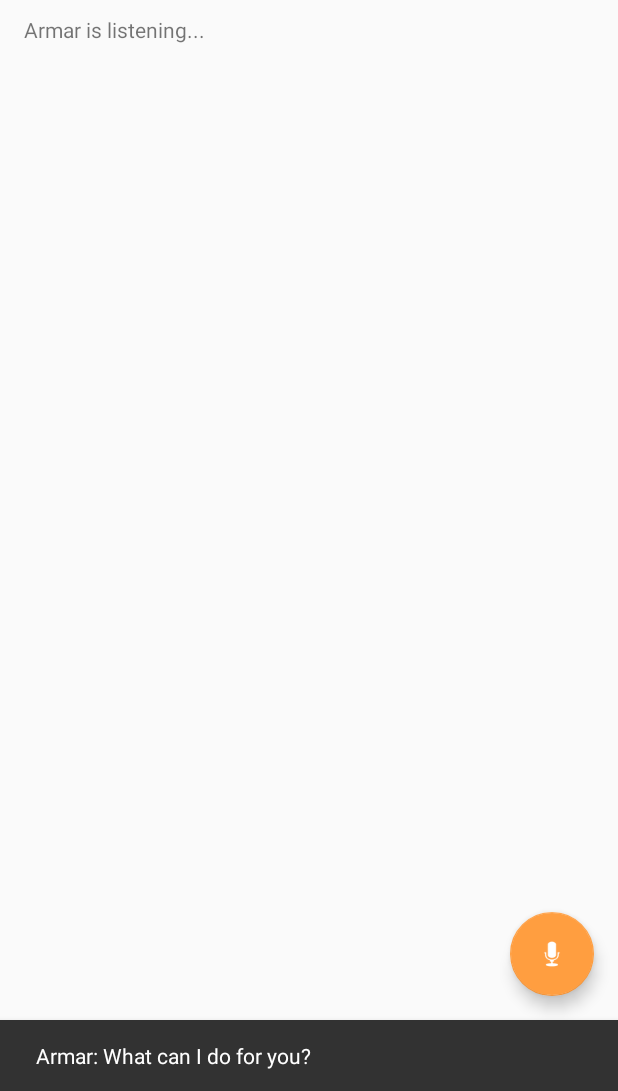
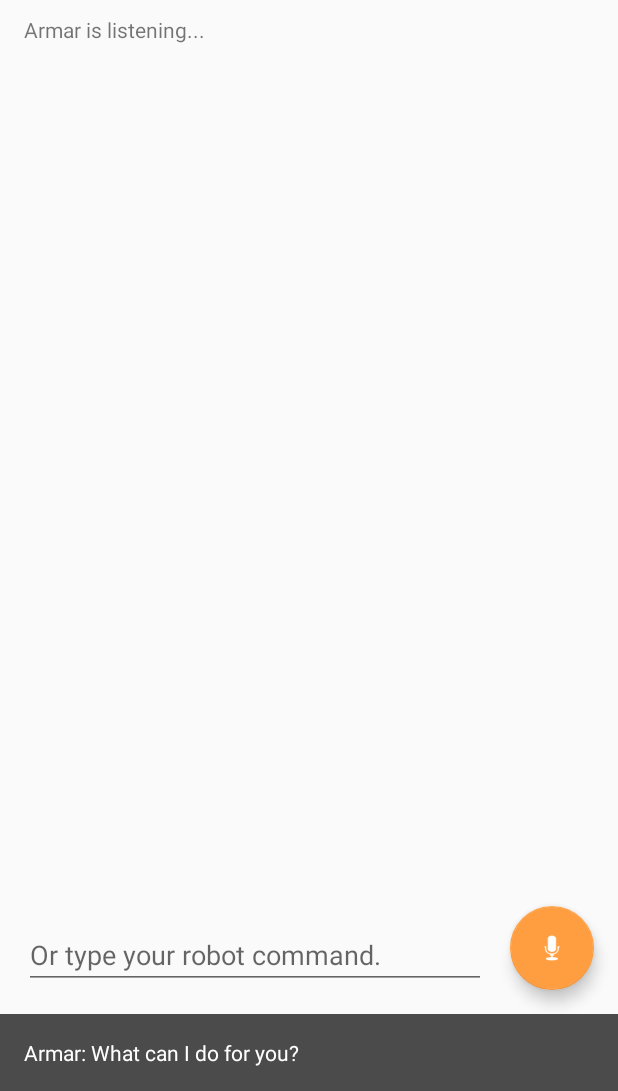
Before and after one commit to kevinhitzler/ArmarXSpeech, an Android app: the screen it shows after launch (MainActivity), after a tap on an icon or button, on a phone screen of 412 x 824 dp, the part 145-1236 px from its top. Run offline under Robolectric (Android 15) with nearby library versions, the phone set to English and light mode, and no system bars.

Commit message:
replaced snackbar by TextView added onPause and onResume

```diff
--- a/app/src/main/java/com/example/kit/armarxspeech/MainActivity.java
+++ b/app/src/main/java/com/example/kit/armarxspeech/MainActivity.java
@@ -3,10 +3,7 @@ package com.example.kit.armarxspeech;
 import android.Manifest;
 import android.content.pm.PackageManager;
 import android.content.res.ColorStateList;
-import android.media.AudioManager;
 import android.media.MediaPlayer;
-import android.media.Ringtone;
-import android.nfc.Tag;
 import android.os.AsyncTask;
 import android.os.Bundle;
 import android.support.design.widget.FloatingActionButton;
@@ -26,6 +23,8 @@ import android.view.MenuItem;
 import android.widget.RelativeLayout;
 import android.widget.TextView;
 import android.widget.Toast;
+
+import org.w3c.dom.Text;
 
 import java.io.File;
 import java.io.IOException;
@@ -57,7 +56,7 @@ public class MainActivity extends AppCompatActivity
     private HashMap<String, Integer> captions;
 
     private MediaPlayer m_notify;
-    private Snackbar s_notify;
+    private TextView s_notify;
     private boolean isListening = false;
     FloatingActionButton fab;
 
@@ -84,7 +83,6 @@ public class MainActivity extends AppCompatActivity
             @Override
             public void onClick(View v)
             {
-                Log.d("ArmarXSpeech", "on click activated...");
                 if(isListening)
                 {
                     stopListenX();
@@ -113,16 +111,6 @@ public class MainActivity extends AppCompatActivity
         // Prepare the data for UI
         captions = new HashMap<String, Integer>();
         captions.put(KWS_SEARCH, R.string.kws_status);
-
-        // set up listener
-        // Check if user has given permission to record audio
-        int permissionCheck = ContextCompat.checkSelfPermission(getApplicationContext(), Manifest.permission.RECORD_AUDIO);
-        if (permissionCheck == PackageManager.PERMISSION_DENIED)
-        {
-            ActivityCompat.requestPermissions(this, new String[]{Manifest.permission.RECORD_AUDIO}, PERMISSIONS_REQUEST_RECORD_AUDIO);
-            return;
-        }
-        runRecognizerSetup();
     }
 
     private void runRecognizerSetup()
@@ -187,7 +175,8 @@ public class MainActivity extends AppCompatActivity
     {
         super.onDestroy();
 
-        if (recognizer != null) {
+        if (recognizer != null)
+        {
             recognizer.cancel();
             recognizer.shutdown();
         }
@@ -203,7 +192,7 @@ public class MainActivity extends AppCompatActivity
                 .setDictionary(new File(assetsDir, "cmudict-en-us.dict"))
 
                 .setRawLogDir(assetsDir) // To disable logging of raw audio comment out this call (takes a lot of space on the device)
-                .setKeywordThreshold(1e-37f) // Threshold to tune for keyphrase to balance between false alarms and misses old: 1e-45f
+                .setKeywordThreshold(1e-35f) // Threshold to tune for keyphrase to balance between false alarms and misses old: 1e-45f
                 .setBoolean("-allphone_ci", true)  // Use context-independent phonetic search, context-dependent is too slow for mobile
 
 
@@ -218,14 +207,11 @@ public class MainActivity extends AppCompatActivity
     {
         recognizer.stop();
 
-        // If we are not spotting, start listening with timeout (10000 ms or 10 seconds).
+        // If we are spotting
         if (searchName.equals(KWS_SEARCH))
         {
             recognizer.startListening(searchName);
         }
-
-        String caption = getResources().getString(captions.get(searchName));
-        ((TextView) findViewById(R.id.status)).setText(caption);
     }
 
     private void startListenX()
@@ -259,11 +245,9 @@ public class MainActivity extends AppCompatActivity
         // show snackbar
         if(s_notify == null)
         {
-            FloatingActionButton fab = (FloatingActionButton) findViewById(R.id.fab);
-            s_notify = Snackbar.make(fab, "Armar: What can I do for you?", Snackbar.LENGTH_INDEFINITE)
-                    .setAction("Action", null);
+            s_notify = (TextView) findViewById(R.id.prompt);
         }
-        s_notify.show();
+        s_notify.setVisibility(View.VISIBLE);
     }
 
     private void stopListenX()
@@ -273,8 +257,15 @@ public class MainActivity extends AppCompatActivity
         fab.setBackgroundTintList(colorStateList);
 
         // pause and hide
-        m_notify.pause();
-        s_notify.dismiss();
+        if(m_notify != null)
+        {
+            m_notify.pause();
+        }
+        if(s_notify != null)
+        {
+            s_notify.setVisibility(View.GONE);
+        }
+
         isListening = false;
 
         // change status
@@ -351,7 +342,6 @@ public class MainActivity extends AppCompatActivity
     @Override
     public void onEndOfSpeech()
     {
-        Log.d(TAG, "onEndOfSpeech");
         switchSearch(KWS_SEARCH);
     }
 
@@ -371,13 +361,7 @@ public class MainActivity extends AppCompatActivity
         String text = hypothesis.getHypstr();
         if (text.equals(KEYPHRASE))
         {
-
             recognizer.stop();
-
-        }
-        else
-        {
-            Log.d(TAG, "Recognized WONG WORD: "+ text);
         }
     }
 
@@ -407,4 +391,37 @@ public class MainActivity extends AppCompatActivity
     {
         switchSearch(KWS_SEARCH);
     }
+
+    @Override
+    protected void onResume()
+    {
+        super.onResume();
+
+        // set up listener
+        // Check if user has given permission to record audio
+        int permissionCheck = ContextCompat.checkSelfPermission(getApplicationContext(), Manifest.permission.RECORD_AUDIO);
+        if (permissionCheck == PackageManager.PERMISSION_DENIED)
+        {
+            ActivityCompat.requestPermissions(this, new String[]{Manifest.permission.RECORD_AUDIO}, PERMISSIONS_REQUEST_RECORD_AUDIO);
+            return;
+        }
+        runRecognizerSetup();
+    }
+
+    @Override
+    protected void onPause()
+    {
+        super.onPause();
+
+        stopListenX();
+        if(recognizer != null)
+        {
+            if (recognizer != null)
+            {
+                recognizer.cancel();
+                recognizer.shutdown();
+            }
+        }
+    }
+
 }
--- a/app/src/main/res/layout/app_bar_main.xml
+++ b/app/src/main/res/layout/app_bar_main.xml
@@ -26,25 +26,25 @@
     <include layout="@layout/content_main" />
 
 
+    <RelativeLayout
+        android:layout_width="match_parent"
+        android:layout_height="wrap_content"
+        android:layout_gravity="bottom">
 
-    <!-- :nextFocusUp and :nextFocusLeft have been set to the id of this component
-    to prevent the dummy from receiving focus again -->
-    <AutoCompleteTextView android:id="@+id/autotext"
-        android:layout_width="fill_parent"
+        <LinearLayout
+            android:id="@+id/horizontalBottomBar"
+            android:layout_width="match_parent"
+            android:orientation="horizontal"
             android:layout_height="wrap_content"
-        android:nextFocusUp="@id/autotext"
-        android:nextFocusLeft="@id/autotext"/>
-
+            android:layout_gravity="bottom">
 
             <EditText
                 android:id="@+id/cmd"
                 android:layout_width="match_parent"
                 android:layout_height="wrap_content"
-        android:layout_gravity="bottom|left"
-        android:layout_marginRight="@dimen/cmd_margin_right"
-        android:layout_marginBottom="@dimen/cmd_margin_bottom"
+                android:layout_weight="1"
                 android:layout_marginLeft="@dimen/cmd_margin_left"
-        android:drawablePadding="20dp"
+                android:layout_marginTop="@dimen/cmd_margin_top"
                 android:textAppearance="?android:attr/textAppearanceMedium"
                 android:hint="Or type your robot command." />
 
@@ -53,10 +53,23 @@
                     android:id="@+id/fab"
                     android:layout_width="wrap_content"
                     android:layout_height="wrap_content"
-        android:layout_gravity="bottom|right|end"
                     android:layout_margin="@dimen/fab_margin"
                     android:tint="@color/white"
                     android:src="@android:drawable/ic_btn_speak_now" />
+        </LinearLayout>
+
+        <TextView
+            android:id="@+id/prompt"
+            android:layout_width="match_parent"
+            android:layout_height="wrap_content"
+            android:padding="@dimen/prompt_padding"
+            android:layout_below="@id/horizontalBottomBar"
+            android:textColor="@color/white"
+            android:background="@color/dark_gray"
+            android:text="@string/prompt"
+            android:visibility="gone"/>
+
+    </RelativeLayout>
 
 
 
--- a/app/src/main/res/layout/content_main.xml
+++ b/app/src/main/res/layout/content_main.xml
@@ -19,6 +19,7 @@
         android:layout_height="wrap_content"
         android:textSize="18dp"
         android:text="Welcome to ArmarXSpeech!" />
+
     <TextView
         android:id="@+id/status"
         android:layout_width="wrap_content"
@@ -26,4 +27,5 @@
         android:layout_marginTop="10dp"
         android:layout_below="@id/caption"
         android:text="Say 'okay robot' or click on the button below to start the conversation." />
+
 </RelativeLayout>
--- a/app/src/main/res/values/colors.xml
+++ b/app/src/main/res/values/colors.xml
@@ -5,5 +5,6 @@
     <color name="colorAccent">#81C784</color>
 
     <color name="white">#ffffff</color>
+    <color name="dark_gray">#4b4b4b</color>
     <color name="orange">#ff9e40</color>
 </resources>
--- a/app/src/main/res/values/dimens.xml
+++ b/app/src/main/res/values/dimens.xml
@@ -5,8 +5,11 @@
     <!-- Default screen margins, per the Android Design guidelines. -->
     <dimen name="activity_horizontal_margin">16dp</dimen>
     <dimen name="activity_vertical_margin">16dp</dimen>
+
     <dimen name="fab_margin">16dp</dimen>
-    <dimen name="cmd_margin_bottom">14dp</dimen>
+
+    <dimen name="prompt_padding">16dp</dimen>
+
+    <dimen name="cmd_margin_top">26dp</dimen>
     <dimen name="cmd_margin_left">16dp</dimen>
-    <dimen name="cmd_margin_right">85dp</dimen>
 </resources>
--- a/app/src/main/res/values/strings.xml
+++ b/app/src/main/res/values/strings.xml
@@ -4,6 +4,7 @@
     <string name="navigation_drawer_open">Open navigation drawer</string>
     <string name="navigation_drawer_close">Close navigation drawer</string>
 
+    <string name="prompt">Armar: What can I do for you?</string>
     <string name="action_settings">Settings</string>
     <string name="kws_status">Say \'okay robot\' or click on the button below to start the conversation.</string>
 </resources>
```
Lines whose indentation alone changed are shown as unchanged.
